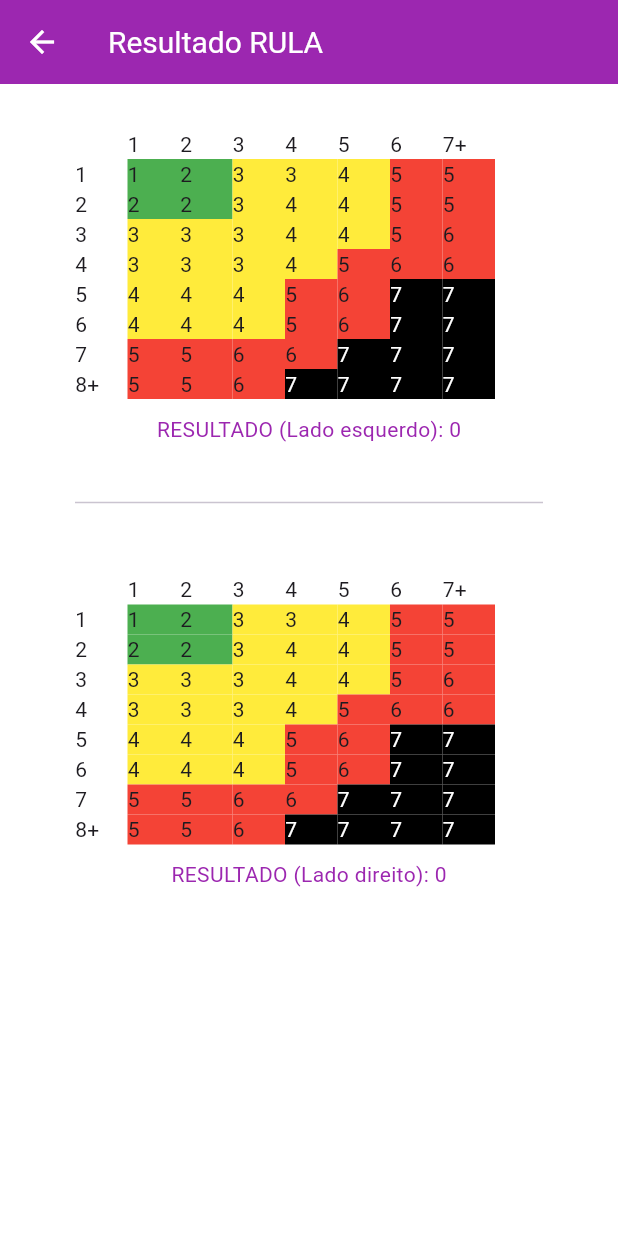
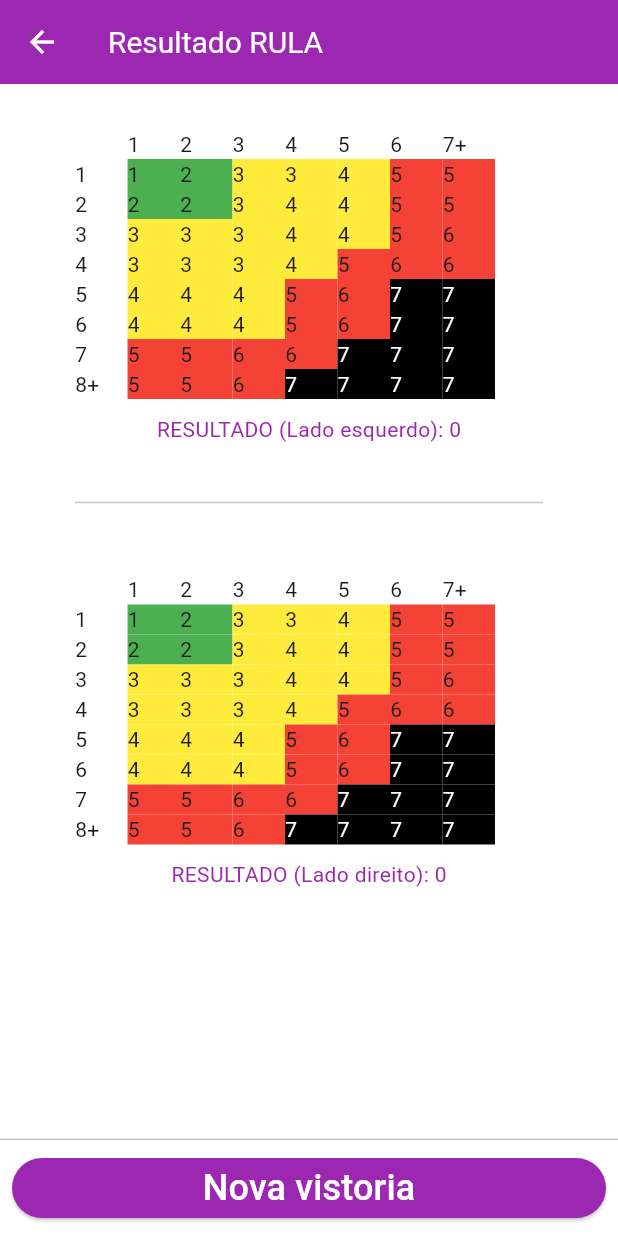
Before and after one commit to feliperfdev/metodo_rula, a Flutter app: the TableCPage screen opened by its route, on a phone screen of 412 x 824 dp. Run offline on Flutter 3.47's test engine with Material 3 defaults, Android fonts, the phone set to English and light mode, and no system bars; our stand-ins replace flutter_modular.

Commit message:
botão de nova vistoria

```diff
--- a/lib/modules/rula/presenter/pages/table_c_page.dart
+++ b/lib/modules/rula/presenter/pages/table_c_page.dart
@@ -1,5 +1,6 @@
 import 'package:flutter/material.dart';
 import 'package:flutter_modular/flutter_modular.dart';
+import 'package:metodo_rula/core/utils/widgets/custom_button_widget.dart';
 import 'package:metodo_rula/core/utils/widgets/table_c_widget.dart';
 
 import '../controllers/rula_result_controller.dart';
@@ -74,6 +75,18 @@ class _TableCPageState extends State<TableCPage> {
           ],
         ),
       ),
+      persistentFooterButtons: [
+        Column(
+          children: [
+            CustomButtonWidget(
+              text: 'Nova vistoria',
+              onTap: () {
+                Modular.to.navigate(Modular.initialRoute);
+              },
+            ),
+          ],
+        ),
+      ],
     );
   }
 }
```
